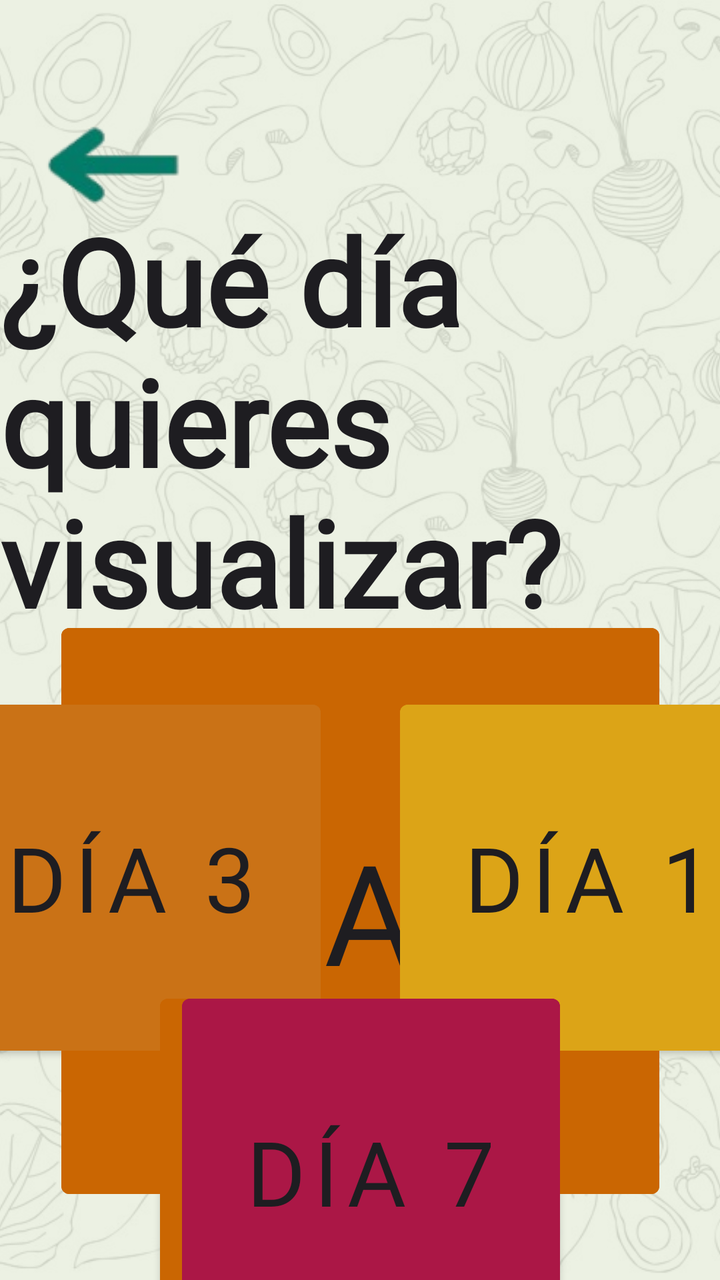
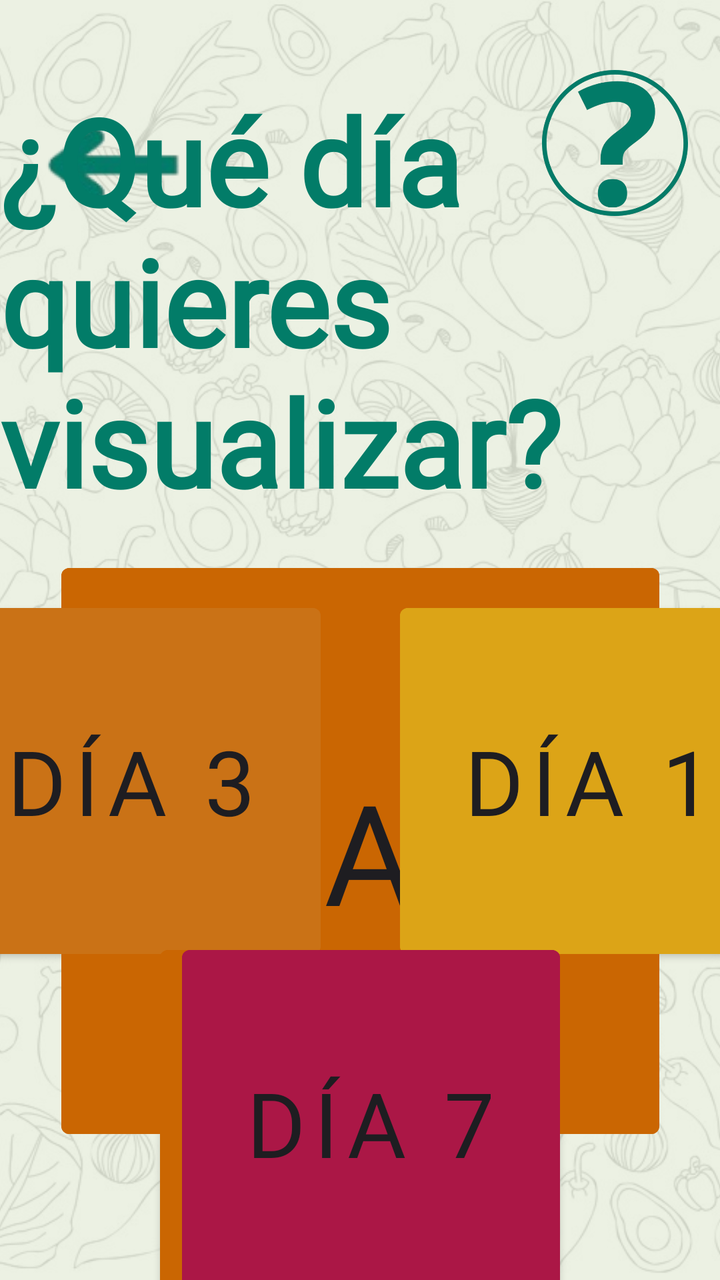

Screens rendered from an Android XML layout before and after an edit, with the pre-edit source and the edit as a unified diff.
<!-- AndroidManifest.xml: application theme Theme.DietaAlPlato -->
<!-- res/layout/activity_dias.xml -->
<?xml version="1.0" encoding="utf-8"?>
<androidx.constraintlayout.widget.ConstraintLayout xmlns:android="http://schemas.android.com/apk/res/android"
    xmlns:app="http://schemas.android.com/apk/res-auto"
    xmlns:tools="http://schemas.android.com/tools"
    android:id="@+id/main"
    android:layout_width="match_parent"
    android:layout_height="match_parent"
    tools:context=".DiasActivity">

    
    <ImageView
        android:id="@+id/fondo"
        android:layout_width="0dp"
        android:layout_height="0dp"
        android:scaleType="centerCrop"
        android:contentDescription="Fondo"
        app:srcCompat="@drawable/fondo_android"
        app:layout_constraintTop_toTopOf="parent"
        app:layout_constraintBottom_toBottomOf="parent"
        app:layout_constraintStart_toStartOf="parent"
        app:layout_constraintEnd_toEndOf="parent" />

    
    <View
        android:id="@+id/velo"
        android:layout_width="0dp"
        android:layout_height="0dp"
        android:background="#DDE9EFDF"
        app:layout_constraintTop_toTopOf="parent"
        app:layout_constraintBottom_toBottomOf="parent"
        app:layout_constraintStart_toStartOf="parent"
        app:layout_constraintEnd_toEndOf="parent" />

    <ImageButton
        android:id="@+id/return_button"
        android:layout_width="110dp"
        android:layout_height="99dp"
        android:layout_marginTop="28dp"
        android:backgroundTint="#00FFFFFF"
        android:onClick="onClickBackNavigation"
        app:layout_constraintEnd_toEndOf="parent"
        app:layout_constraintHorizontal_bias="0.005"
        app:layout_constraintStart_toStartOf="parent"
        app:layout_constraintTop_toTopOf="parent"
        app:srcCompat="@drawable/gobacksinfondo" />

    <Button
        android:id="@+id/boton1Dias3"
        android:layout_width="299dp"
        android:layout_height="295dp"
        android:layout_marginStart="16dp"
        android:backgroundTint="#DCA417"
        android:fontFamily="@font/bakbak_one"
        android:text="Día 1"
        android:textColor="#1E1D21"
        android:textSize="70sp"
        app:layout_constraintBottom_toBottomOf="@+id/boton2Dias3"
        app:layout_constraintEnd_toStartOf="@+id/boton2Dias3"
        app:layout_constraintStart_toStartOf="parent"
        app:layout_constraintTop_toTopOf="@+id/boton2Dias3" />

    <Button
        android:id="@+id/boton2Dias3"
        android:layout_width="299dp"
        android:layout_height="295dp"
        android:layout_marginStart="32dp"
        android:layout_marginEnd="32dp"
        android:layout_marginBottom="50dp"
        android:backgroundTint="#CA6602"
        android:fontFamily="@font/bakbak_one"
        android:text="Día 2"
        android:textColor="#1E1D21"
        android:textSize="70sp"
        app:layout_constraintBottom_toBottomOf="parent"
        app:layout_constraintEnd_toStartOf="@+id/boton3Dias3"
        app:layout_constraintStart_toEndOf="@+id/boton1Dias3"
        app:layout_constraintTop_toBottomOf="@+id/textView" />

    <Button
        android:id="@+id/boton3Dias3"
        android:layout_width="299dp"
        android:layout_height="295dp"
        android:layout_marginStart="16dp"
        android:backgroundTint="#AB1746"
        android:fontFamily="@font/bakbak_one"
        android:text="Día 3"
        android:textColor="#1E1D21"
        android:textSize="70sp"
        app:layout_constraintBottom_toBottomOf="@+id/boton2Dias3"
        app:layout_constraintEnd_toEndOf="parent"
        app:layout_constraintStart_toEndOf="@+id/boton2Dias3"
        app:layout_constraintTop_toTopOf="@+id/boton2Dias3" />

    <TextView
        android:id="@+id/textView"
        android:layout_width="wrap_content"
        android:layout_height="wrap_content"
        android:layout_marginTop="100dp"
        android:fontFamily="@font/lily_script_one"
        android:textStyle="bold"
        android:textAllCaps="false"
        android:textColor="#1E1D21"
        android:text="¿Qué día quieres visualizar?"
        android:textSize="60sp"
        app:layout_constraintEnd_toEndOf="parent"
        app:layout_constraintStart_toStartOf="parent"
        app:layout_constraintTop_toTopOf="parent" />

    <Button
        android:id="@+id/boton1Dias7"
        android:layout_width="189dp"
        android:layout_height="185dp"
        android:layout_marginStart="200dp"
        android:backgroundTint="#DCA417"
        android:fontFamily="@font/bakbak_one"
        android:text="Día 1"
        android:textColor="#1E1D21"
        android:textSize="45sp"
        app:layout_constraintBottom_toBottomOf="@+id/boton2Dias7"
        app:layout_constraintStart_toStartOf="parent"
        app:layout_constraintTop_toTopOf="@+id/boton2Dias7"
        app:layout_constraintVertical_bias="0.0" />

    <Button
        android:id="@+id/boton2Dias7"
        android:layout_width="189dp"
        android:layout_height="185dp"
        android:backgroundTint="#D58915"
        android:fontFamily="@font/bakbak_one"
        android:text="Día 2"
        android:textColor="#1E1D21"
        android:textSize="45sp"
        app:layout_constraintBottom_toBottomOf="parent"
        app:layout_constraintEnd_toStartOf="@+id/boton3Dias7"
        app:layout_constraintHorizontal_bias="0.501"
        app:layout_constraintStart_toEndOf="@+id/boton1Dias7"
        app:layout_constraintTop_toBottomOf="@+id/textView"
        app:layout_constraintVertical_bias="0.192" />

    <Button
        android:id="@+id/boton3Dias7"
        android:layout_width="189dp"
        android:layout_height="185dp"
        android:layout_marginEnd="200dp"
        android:backgroundTint="#CA7216"
        android:fontFamily="@font/bakbak_one"
        android:text="Día 3"
        android:textColor="#1E1D21"
        android:textSize="45sp"
        app:layout_constraintBottom_toBottomOf="@+id/boton2Dias7"
        app:layout_constraintEnd_toEndOf="parent"
        app:layout_constraintTop_toTopOf="@+id/boton2Dias7"
        app:layout_constraintVertical_bias="0.0" />

    <Button
        android:id="@+id/boton4Dias7"
        android:layout_width="189dp"
        android:layout_height="185dp"
        android:layout_marginStart="80dp"
        android:backgroundTint="#CA6602"
        android:fontFamily="@font/bakbak_one"
        android:text="Día 4"
        android:textColor="#1E1D21"
        android:textSize="45sp"
        app:layout_constraintBottom_toBottomOf="parent"
        app:layout_constraintStart_toStartOf="parent"
        app:layout_constraintTop_toBottomOf="@+id/boton1Dias7" />

    <Button
        android:id="@+id/boton5Dias7"
        android:layout_width="189dp"
        android:layout_height="185dp"
        android:layout_marginEnd="136dp"
        android:backgroundTint="#B84911"
        android:fontFamily="@font/bakbak_one"
        android:text="Día 5"
        android:textColor="#1E1D21"
        android:textSize="45sp"
        app:layout_constraintBottom_toBottomOf="parent"
        app:layout_constraintEnd_toStartOf="@+id/boton6Dias7"
        app:layout_constraintTop_toBottomOf="@+id/boton2Dias7" />

    <Button
        android:id="@+id/boton6Dias7"
        android:layout_width="189dp"
        android:layout_height="185dp"
        android:layout_marginEnd="108dp"
        android:backgroundTint="#BA340F"
        android:fontFamily="@font/bakbak_one"
        android:text="Día 6"
        android:textColor="#1E1D21"
        android:textSize="45sp"
        app:layout_constraintBottom_toBottomOf="parent"
        app:layout_constraintEnd_toStartOf="@+id/boton7Dias7"
        app:layout_constraintTop_toBottomOf="@+id/boton2Dias7" />

    <Button
        android:id="@+id/boton7Dias7"
        android:layout_width="189dp"
        android:layout_height="185dp"
        android:layout_marginEnd="80dp"
        android:backgroundTint="#AB1746"
        android:fontFamily="@font/bakbak_one"
        android:text="Día 7"
        android:textColor="#1E1D21"
        android:textSize="45sp"
        app:layout_constraintBottom_toBottomOf="parent"
        app:layout_constraintEnd_toEndOf="parent"
        app:layout_constraintTop_toBottomOf="@+id/boton3Dias7" />


</androidx.constraintlayout.widget.ConstraintLayout>
<!-- resources referenced by this layout -->
<resources>
  <!-- drawable fondo_android: png bitmap (drawable, 156043 bytes) -->
  <!-- drawable gobacksinfondo: png bitmap (drawable, 8881 bytes) -->
  <style name="Theme.DietaAlPlato" parent="Theme.MaterialComponents.DayNight.DarkActionBar">
          
          <item name="colorPrimary">@color/purple_500</item>
          <item name="colorPrimaryVariant">@color/purple_700</item>
          <item name="colorOnPrimary">@color/white</item>
          
          <item name="colorSecondary">@color/teal_200</item>
          <item name="colorSecondaryVariant">@color/teal_700</item>
          <item name="colorOnSecondary">@color/black</item>
          
          <item name="android:statusBarColor">?attr/colorPrimaryVariant</item>
          
          <item name="windowActionBar">false</item>
          <item name="windowNoTitle">true</item>
  
      </style>
  <color name="purple_500">#FF6200EE</color>
  <color name="purple_700">#FF3700B3</color>
  <color name="white">#FFFFFFFF</color>
  <color name="teal_200">#FF03DAC5</color>
  <color name="teal_700">#FF018786</color>
  <color name="black">#FF000000</color>
</resources>

<!-- the commit's change to res/layout/activity_dias.xml (unified diff, before → after) -->
@@ -31,6 +31,17 @@
         app:layout_constraintStart_toStartOf="parent"
         app:layout_constraintEnd_toEndOf="parent" />
 
+    <ImageView
+        android:id="@+id/imageView5"
+        android:layout_width="73dp"
+        android:layout_height="79dp"
+        android:layout_marginTop="32dp"
+        android:layout_marginEnd="16dp"
+        android:onClick="just"
+        app:layout_constraintEnd_toEndOf="parent"
+        app:layout_constraintTop_toTopOf="parent"
+        app:srcCompat="@drawable/question_mark" />
+
     <ImageButton
         android:id="@+id/return_button"
         android:layout_width="110dp"
@@ -95,13 +106,13 @@
         android:id="@+id/textView"
         android:layout_width="wrap_content"
         android:layout_height="wrap_content"
-        android:layout_marginTop="100dp"
+        android:layout_marginTop="40dp"
         android:fontFamily="@font/lily_script_one"
+        android:text="¿Qué día quieres visualizar?"
+        android:textAllCaps="false"
+        android:textColor="#027C68"
+        android:textSize="60sp"
         android:textStyle="bold"
-        android:textAllCaps="false"
-        android:textColor="#1E1D21"
-        android:text="¿Qué día quieres visualizar?"
-        android:textSize="60sp"
         app:layout_constraintEnd_toEndOf="parent"
         app:layout_constraintStart_toStartOf="parent"
         app:layout_constraintTop_toTopOf="parent" />
<!-- resource entries referenced after the edit -->
@@ -2,6 +2,7 @@
 <resources>
   <!-- drawable fondo_android: png bitmap (drawable, 156043 bytes) -->
   <!-- drawable gobacksinfondo: png bitmap (drawable, 8881 bytes) -->
+  <!-- drawable question_mark: png bitmap (drawable, 94034 bytes) -->
   <style name="Theme.DietaAlPlato" parent="Theme.MaterialComponents.DayNight.DarkActionBar">
           
           <item name="colorPrimary">@color/purple_500</item>
